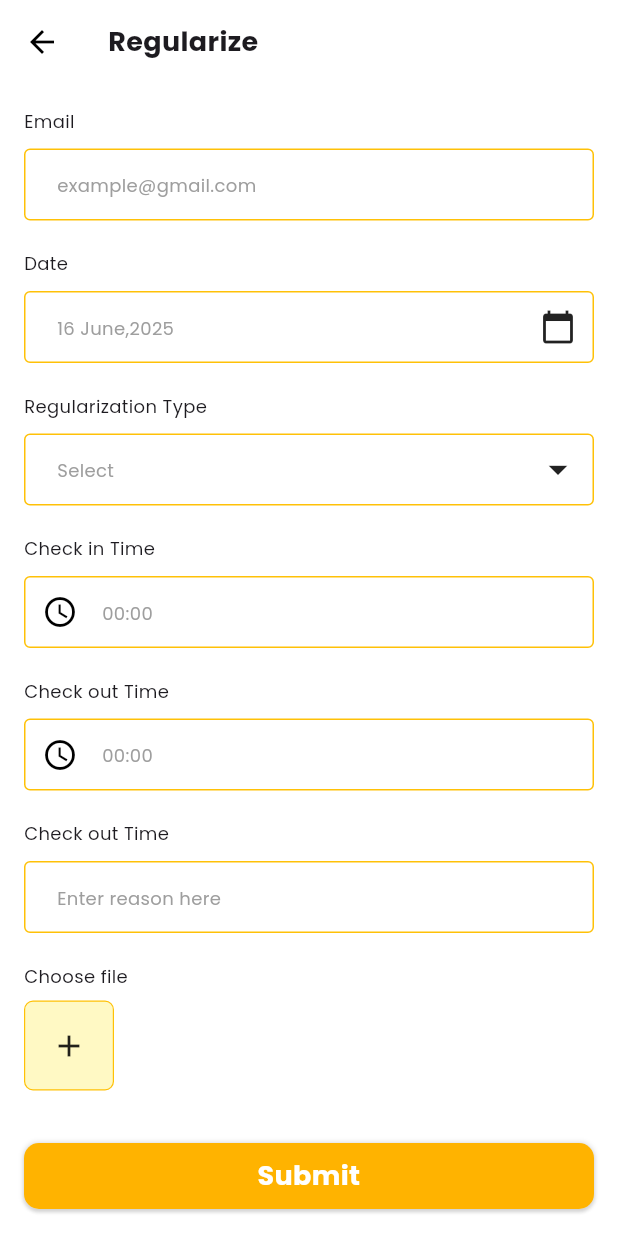
After one commit to RN4545/tys_user_attendance, a Flutter app: the ScreenRegularize screen opened by its route, on a phone screen of 412 x 824 dp. The commit adds this screen. Run offline on Flutter 3.47's test engine with Material 3 defaults, Android fonts, the phone set to English and light mode, and no system bars; our stand-ins replace cached_network_image, get, google_fonts, percent_indicator, photo_view, shared_preferences; missing offline and left inert: in_app_notification; accounts and stored records are empty.

Commit message:
screen regularize is created

```diff
--- a/lib/app/customWidget/attendance_calender.dart
+++ b/lib/app/customWidget/attendance_calender.dart
@@ -1,6 +1,7 @@
 import 'package:flutter/material.dart';
 import 'package:get/get.dart';
 import 'package:tys_user_attendance/app/data/pojo/itemPojo.dart';
+import 'package:tys_user_attendance/app/routes/route_names.dart';
 import 'package:tys_user_attendance/app/utils/AppFont.dart';
 
 class AttendanceCalender extends StatelessWidget {
@@ -127,7 +128,12 @@ class AttendanceCalender extends StatelessWidget {
                   ),
                   PopupMenuButton<ItemPojo>(
                     icon: const Icon(Icons.more_vert, color: Colors.grey),
-                    onSelected: (ItemPojo selectedOption) {},
+                    onSelected: (ItemPojo selectedOption) {
+                      Get.log("${selectedOption.title}");
+                      if (selectedOption.title == "Regularize") {
+                        Get.toNamed(RouteNames.screenRegularize);
+                      }
+                    },
                     itemBuilder: (BuildContext context) {
                       return optionsLeave != null && optionsLeave!.isNotEmpty
                           ? optionsLeave!.map((ItemPojo option) {
--- /dev/null
+++ b/lib/app/customWidget/customContainerBox.dart
@@ -0,0 +1,38 @@
+import 'package:flutter/material.dart';
+
+class CustomContainerBox extends StatelessWidget {
+  final Color? containerColor;
+  final double? heightContainer;
+  final double? widthContainer;
+  final double? borderRadius;
+  final Color? borderColor;
+  final double? borderWidth;
+
+  const CustomContainerBox({super.key,
+    this.containerColor,
+    this.borderRadius,
+    this.heightContainer,
+    this.widthContainer,
+    this.borderColor,
+    this.borderWidth});
+
+  @override
+  Widget build(BuildContext context) {
+    return Container(
+      height:heightContainer ?? 50.0,
+      width: widthContainer ?? 50.0,
+      decoration: BoxDecoration(
+        shape: BoxShape.rectangle,
+        color: containerColor ?? Colors.white,
+        borderRadius: BorderRadius.circular(borderRadius ?? 8.0),
+        border: Border.all(
+          color: borderColor ?? Colors.white,
+          width: borderWidth ?? 1.0,
+        ),
+      ),
+      child: const Center(
+        child: Icon(Icons.add),
+      ),
+    );
+  }
+}
--- a/lib/app/modules/screen_attendance_module/screen_attendance.dart
+++ b/lib/app/modules/screen_attendance_module/screen_attendance.dart
@@ -18,7 +18,6 @@ class ScreenAttendance extends GetView<ScreenAttendanceController> {
     return Obx(() {
       return Scaffold(
         appBar: AppBar(
-
           title: Text(
             "Attendance",
             style: Get.textTheme.bodyMedium!.copyWith(
@@ -169,9 +168,7 @@ class ScreenAttendance extends GetView<ScreenAttendanceController> {
           inTimeColor: Colors.green,
           outTime: "06:20",
           totalHours: "09:00",
-          onPressed: () {
 
-          },
           optionsLeave: controller.leavesOptions,
           containerBoxColor: Colors.green.shade100,
         ),
@@ -273,5 +270,4 @@ class ScreenAttendance extends GetView<ScreenAttendanceController> {
       ],
     );
   }
-
 }
--- /dev/null
+++ b/lib/app/modules/screen_regularize_module/screen_regularize.dart
@@ -0,0 +1,218 @@
+import 'package:flutter/material.dart';
+import 'package:get/get.dart';
+import 'package:tys_user_attendance/app/customWidget/customContainerBox.dart';
+import 'package:tys_user_attendance/app/customWidget/customElevatedButton.dart';
+import 'package:tys_user_attendance/app/customWidget/customTextfield.dart';
+import 'package:tys_user_attendance/app/customWidget/customTxtFiledNew.dart';
+import 'package:tys_user_attendance/app/modules/screen_regularize_module/screen_regularize_controller.dart';
+import 'package:tys_user_attendance/app/utils/AppFont.dart';
+
+class ScreenRegularize extends GetView<ScreenRegularizeController> {
+  const ScreenRegularize({super.key});
+
+  @override
+  Widget build(BuildContext context) {
+    return Scaffold(
+      appBar: AppBar(
+        title: Text(
+          "Regularize",
+          style: Get.textTheme.bodyMedium!
+              .copyWith(fontSize: font18, fontWeight: FontWeight.bold),
+        ),
+      ),
+      body: _body(),
+      bottomNavigationBar: _submitButton(),
+    );
+  }
+
+  Widget _body() {
+    return Padding(
+      padding: const EdgeInsets.all(16.0),
+      child: SingleChildScrollView(
+        child: Column(
+          mainAxisSize: MainAxisSize.min,
+          crossAxisAlignment: CrossAxisAlignment.start,
+          mainAxisAlignment: MainAxisAlignment.start,
+          children: [
+            _formRegualrize(),
+          ],
+        ),
+      ),
+    );
+  }
+
+  Widget _formRegualrize() {
+    return Column(
+      mainAxisSize: MainAxisSize.min,
+      crossAxisAlignment: CrossAxisAlignment.start,
+      mainAxisAlignment: MainAxisAlignment.start,
+      children: [
+        Text(
+          "Email",
+          style: Get.textTheme.bodyMedium!.copyWith(
+            fontSize: font12,
+          ),
+        ),
+        CustomTxtField(
+          onTap: () {},
+          borderColor: Colors.amber,
+          controller: controller.emailCtrl,
+          hintText: "example@gmail.com",
+          hintTextStyle: Get.textTheme.bodyMedium!
+              .copyWith(fontSize: font12, color: Colors.grey),
+          fontSize: font14,
+          textStyle: Get.textTheme.bodyMedium!.copyWith(fontSize: font14),
+        ),
+        const SizedBox(
+          height: 10.0,
+        ),
+        Text(
+          "Date",
+          style: Get.textTheme.bodyMedium!.copyWith(
+            fontSize: font12,
+          ),
+        ),
+        CustomTxtField(
+          onTap: () {},
+          borderColor: Colors.amber,
+
+          suffix: const Icon(
+            Icons.calendar_today,
+            color: Colors.black87,
+            size: 24.0,
+          ),
+          // controller: controller.dateCtrl,
+          hintText: "16 June,2025",
+          hintTextStyle: Get.textTheme.bodyMedium!
+              .copyWith(fontSize: font12, color: Colors.grey),
+          fontSize: font12,
+          textStyle: Get.textTheme.bodyMedium!.copyWith(fontSize: font14),
+        ),
+        const SizedBox(
+          height: 10.0,
+        ),
+        Text(
+          "Regularization Type",
+          style: Get.textTheme.bodyMedium!.copyWith(
+            fontSize: font12,
+          ),
+        ),
+        CustomTxtField(
+          onTap: () {},
+          borderColor: Colors.amber,
+          suffix: InkWell(
+            onTap: () {},
+            child: const Icon(
+              Icons.arrow_drop_down,
+              color: Colors.black87,
+              size: 30.0,
+            ),
+          ),
+          hintText: "Select",
+          hintTextStyle: Get.textTheme.bodyMedium!
+              .copyWith(fontSize: font12, color: Colors.grey),
+          fontSize: font12,
+          textStyle: Get.textTheme.bodyMedium!.copyWith(fontSize: font14),
+        ),
+        const SizedBox(
+          height: 10.0,
+        ),
+        Text(
+          "Check in Time",
+          style: Get.textTheme.bodyMedium!.copyWith(
+            fontSize: font12,
+          ),
+        ),
+        CustomTxtField(
+          onTap: () {},
+          borderColor: Colors.amber,
+          prefix: const Icon(
+            Icons.watch_later_outlined,
+          ),
+          controller: controller.emailCtrl,
+          hintText: "00:00",
+          hintTextStyle: Get.textTheme.bodyMedium!
+              .copyWith(fontSize: font12, color: Colors.grey),
+          fontSize: font12,
+          textStyle: Get.textTheme.bodyMedium!.copyWith(fontSize: font14),
+        ),
+        const SizedBox(
+          height: 10.0,
+        ),
+        Text(
+          "Check out Time",
+          style: Get.textTheme.bodyMedium!.copyWith(
+            fontSize: font12,
+          ),
+        ),
+        CustomTxtField(
+          onTap: () {},
+          borderColor: Colors.amber,
+          prefix: const Icon(
+            Icons.watch_later_outlined,
+          ),
+          controller: controller.emailCtrl,
+          hintText: "00:00",
+          hintTextStyle: Get.textTheme.bodyMedium!
+              .copyWith(fontSize: font12, color: Colors.grey),
+          fontSize: font12,
+          textStyle: Get.textTheme.bodyMedium!.copyWith(fontSize: font14),
+        ),
+        const SizedBox(
+          height: 10.0,
+        ),
+        Text(
+          "Check out Time",
+          style: Get.textTheme.bodyMedium!.copyWith(
+            fontSize: font12,
+          ),
+        ),
+        CustomTxtField(
+          onTap: () {},
+          borderColor: Colors.amber,
+          controller: controller.reasonCtrl,
+          hintText: "Enter reason here",
+          hintTextStyle: Get.textTheme.bodyMedium!
+              .copyWith(fontSize: font12, color: Colors.grey),
+          fontSize: font12,
+          textStyle: Get.textTheme.bodyMedium!.copyWith(fontSize: font14),
+        ),
+        const SizedBox(
+          height: 10.0,
+        ),
+        Text(
+          "Choose file",
+          style: Get.textTheme.bodyMedium!.copyWith(fontSize: font12),
+        ),
+        const SizedBox(
+          height: 8.0,
+        ),
+        CustomContainerBox(
+          borderColor: Colors.amber,
+          borderRadius: 6.0,
+          borderWidth: 0.8,
+          containerColor: Colors.yellow.shade100,
+          heightContainer: 60.0,
+          widthContainer: 60.0,
+        )
+      ],
+    );
+  }
+
+  Widget _submitButton() {
+    return Padding(
+      padding: const EdgeInsets.all(16.0),
+      child: CustomElevatedButton(
+        borderRadius: BorderRadius.circular(10.0),
+        onTap: () {
+          Get.back();
+        },
+        fontSize: font18,
+        txtColor: Colors.white,
+        btnText: "Submit",
+        btnSize: const Size(double.infinity, 44.0),
+        primaryColor: Colors.amber.shade600,
+      ),
+    );
+  }
+}
--- /dev/null
+++ b/lib/app/modules/screen_regularize_module/screen_regularize_bindings.dart
@@ -0,0 +1,11 @@
+import 'package:get/get.dart';
+import 'package:tys_user_attendance/app/modules/screen_regularize_module/screen_regularize_controller.dart';
+
+class ScreenRegularizeBindings implements Bindings {
+  @override
+  void dependencies() {
+    Get.lazyPut(
+      () => ScreenRegularizeController(),
+    );
+  }
+}
--- /dev/null
+++ b/lib/app/modules/screen_regularize_module/screen_regularize_controller.dart
@@ -0,0 +1,11 @@
+import 'package:flutter/cupertino.dart';
+import 'package:get/get.dart';
+
+class ScreenRegularizeController extends GetxController{
+var emailCtrl = TextEditingController();
+// var dateCtrl = TextEditingController();
+var checkInTimeCtrl = TextEditingController();
+var checkOutTimeCtrl = TextEditingController();
+var reasonCtrl = TextEditingController();
+
+}
--- a/lib/app/routes/route_names.dart
+++ b/lib/app/routes/route_names.dart
@@ -13,4 +13,5 @@ abstract class RouteNames {
   static const profile= '/profile_screen';
   static const screenIdCard= '/screen_id_card';
   static const screenSplash= '/screen_splash';
+  static const screenRegularize = '/screen_regularize';
 }
--- a/lib/app/routes/routes.dart
+++ b/lib/app/routes/routes.dart
@@ -12,6 +12,8 @@ import 'package:tys_user_attendance/app/modules/screen_leave_request_module/scre
 import 'package:tys_user_attendance/app/modules/screen_leave_request_module/screen_leave_request_bindings.dart';
 import 'package:tys_user_attendance/app/modules/screen_login_module/screen_login.dart';
 import 'package:tys_user_attendance/app/modules/screen_profile_module/screen_profile_bindings.dart';
+import 'package:tys_user_attendance/app/modules/screen_regularize_module/screen_regularize.dart';
+import 'package:tys_user_attendance/app/modules/screen_regularize_module/screen_regularize_bindings.dart';
 import 'package:tys_user_attendance/app/modules/screen_reimbursement_module/screen_reimbursement_bindings.dart';
 import 'package:tys_user_attendance/app/modules/screen_resignation_module/screen_resignation_bindings.dart';
 import 'package:tys_user_attendance/app/modules/screen_resources_module/screen_resources.dart';
@@ -45,7 +47,7 @@ class AppPages {
     ),
     GetPage(
       name: RouteNames.attendance,
-      page: () =>  const ScreenAttendance(),
+      page: () => const ScreenAttendance(),
       binding: ScreenAttendanceBindings(),
     ),
     GetPage(
@@ -100,8 +102,12 @@ class AppPages {
     ),
     GetPage(
       name: RouteNames.splash,
-      page: () =>  ScreenSplash(),
+      page: () => ScreenSplash(),
       binding: ScreenSplashBindings(),
     ),
+    GetPage(
+        name: RouteNames.screenRegularize,
+        page: () => const ScreenRegularize(),
+        binding: ScreenRegularizeBindings()),
   ];
 }
```
